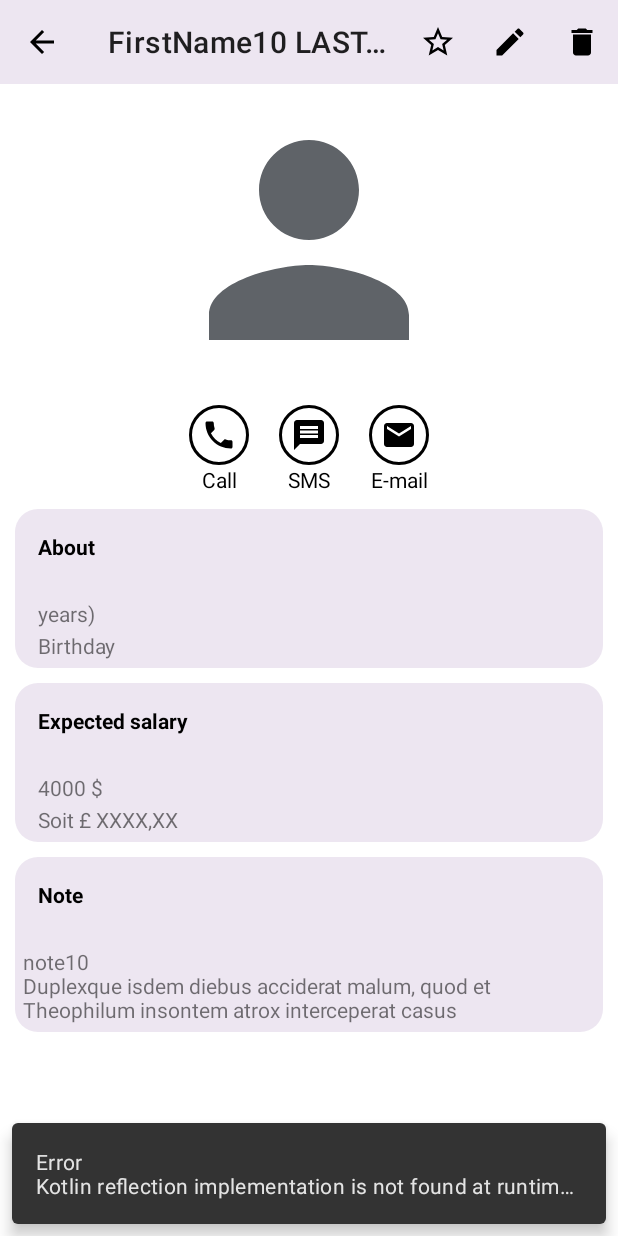
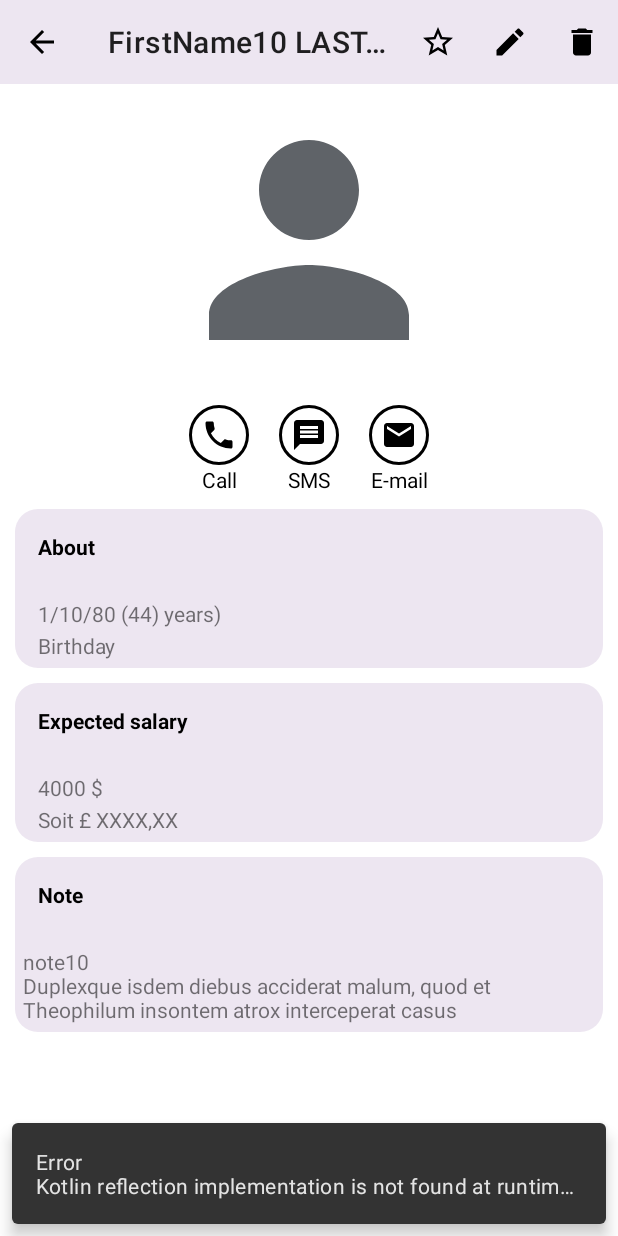
Before and after one commit to JeremieGi/P8-Vitesse, an Android app: the screen it shows after launch (MainActivity), after a tap on an icon or button, on a phone screen of 412 x 824 dp. Run offline under Robolectric (Android 15) with nearby library versions, the phone set to English and light mode, and no system bars; our stand-ins replace Dagger/Hilt's generated code, Room's generated code; pictures from the network do not load; 1 statement that could not run was skipped; 1 other tap on this screen came first.

```diff
--- a/app/src/main/res/values/strings.xml
+++ b/app/src/main/res/values/strings.xml
@@ -49,7 +49,7 @@
     <string name="select_email_application">Select an email application</string>
     <string name="about">About</string>
     <string name="birthday">Birthday</string>
-    <string name="year">years</string>
+    <string name="year">%s (%s) years</string>
     <string name="no_media_selected">No media selected</string>
     <string name="no_photo_picker">Photo picker unavailable</string>
     <string name="impossible_to_copy_the_image_in_local_files">Impossible to copy the image in local files</string>
```
Also changed, not shown: 1 other file.
